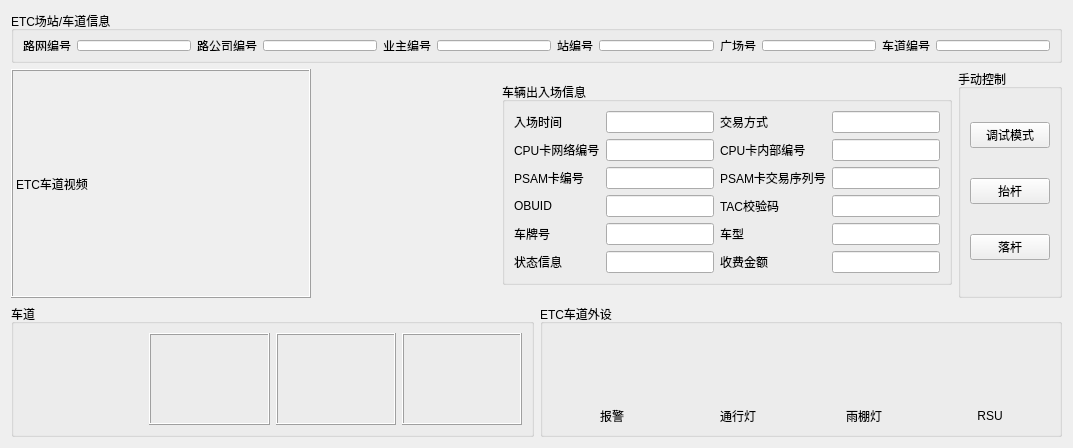
First picture: the form in kcht_complex_etc/ui/complexEtcChannelForm.ui, repository sqf-ice/ParkTerminalUnitDevelopManage, before the edit.
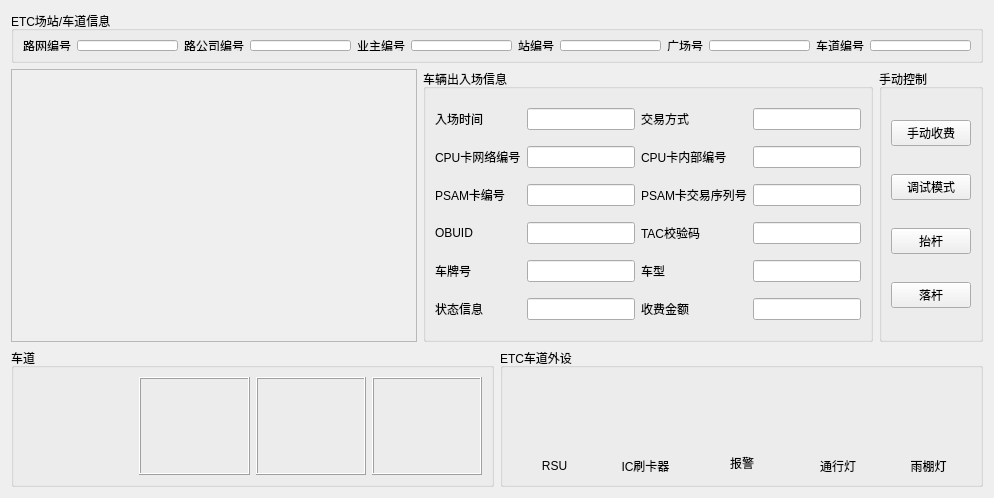
Second picture: the form after the edit. Icons and pictures are not drawn.

```diff
--- a/kcht_complex_etc/ui/complexEtcChannelForm.ui
+++ b/kcht_complex_etc/ui/complexEtcChannelForm.ui
@@ -6,8 +6,8 @@
    <rect>
     <x>0</x>
     <y>0</y>
-    <width>1073</width>
-    <height>448</height>
+    <width>994</width>
+    <height>498</height>
    </rect>
   </property>
   <property name="windowTitle">
@@ -116,53 +116,25 @@
    <item>
     <layout class="QHBoxLayout" name="horizontalLayout_3">
      <item>
-      <widget class="QLabel" name="videoLabel">
+      <widget class="QFrame" name="vedioFrame">
        <property name="sizePolicy">
         <sizepolicy hsizetype="Expanding" vsizetype="Expanding">
          <horstretch>0</horstretch>
          <verstretch>0</verstretch>
         </sizepolicy>
        </property>
-       <property name="minimumSize">
-        <size>
-         <width>300</width>
-         <height>200</height>
-        </size>
-       </property>
-       <property name="layoutDirection">
-        <enum>Qt::LeftToRight</enum>
-       </property>
-       <property name="autoFillBackground">
-        <bool>false</bool>
-       </property>
        <property name="frameShape">
-        <enum>QFrame::Box</enum>
+        <enum>QFrame::StyledPanel</enum>
        </property>
        <property name="frameShadow">
         <enum>QFrame::Raised</enum>
        </property>
-       <property name="text">
-        <string>ETC车道视频</string>
-       </property>
       </widget>
      </item>
-     <item>
-      <spacer name="horizontalSpacer">
-       <property name="orientation">
-        <enum>Qt::Horizontal</enum>
-       </property>
-       <property name="sizeHint" stdset="0">
-        <size>
-         <width>40</width>
-         <height>20</height>
-        </size>
-       </property>
-      </spacer>
-     </item>
      <item>
       <widget class="QGroupBox" name="infoGroup">
        <property name="sizePolicy">
-        <sizepolicy hsizetype="Preferred" vsizetype="Fixed">
+        <sizepolicy hsizetype="Preferred" vsizetype="Preferred">
          <horstretch>0</horstretch>
          <verstretch>0</verstretch>
         </sizepolicy>
@@ -363,6 +335,23 @@
         <string>手动控制</string>
        </property>
        <layout class="QVBoxLayout" name="verticalLayout_5">
+        <item>
+         <widget class="QPushButton" name="manualTollBtn">
+          <property name="text">
+           <string>手动收费</string>
+          </property>
+          <property name="icon">
+           <iconset resource="../../shhicparking/ui/uires/parkClient.qrc">
+            <normaloff>:/icons/turnOver.png</normaloff>:/icons/turnOver.png</iconset>
+          </property>
+          <property name="iconSize">
+           <size>
+            <width>32</width>
+            <height>32</height>
+           </size>
+          </property>
+         </widget>
+        </item>
         <item>
          <widget class="QPushButton" name="debugSwitchBtn">
           <property name="text">
@@ -375,7 +364,7 @@
           <property name="iconSize">
            <size>
             <width>32</width>
-            <height>20</height>
+            <height>32</height>
            </size>
           </property>
           <property name="checkable">
@@ -395,7 +384,7 @@
           <property name="iconSize">
            <size>
             <width>32</width>
-            <height>20</height>
+            <height>32</height>
            </size>
           </property>
          </widget>
@@ -412,7 +401,7 @@
           <property name="iconSize">
            <size>
             <width>32</width>
-            <height>20</height>
+            <height>32</height>
            </size>
           </property>
          </widget>
@@ -566,7 +555,12 @@
         <string>ETC车道外设</string>
        </property>
        <layout class="QGridLayout" name="gridLayout">
-        <item row="0" column="0">
+        <item row="0" column="2">
+         <layout class="QHBoxLayout" name="horizontalLayout_5">
+          <property name="spacing">
+           <number>0</number>
+          </property>
+          <item>
          <widget class="QLabel" name="alarmLabel">
           <property name="sizePolicy">
            <sizepolicy hsizetype="Fixed" vsizetype="Fixed">
@@ -600,8 +594,8 @@
           </property>
          </widget>
         </item>
-        <item row="0" column="1">
-         <widget class="QLabel" name="passLabel">
+          <item>
+           <widget class="QLabel" name="alarmingLabel">
           <property name="sizePolicy">
            <sizepolicy hsizetype="Fixed" vsizetype="Fixed">
             <horstretch>0</horstretch>
@@ -610,8 +604,8 @@
           </property>
           <property name="minimumSize">
            <size>
-            <width>64</width>
-            <height>64</height>
+              <width>48</width>
+              <height>48</height>
            </size>
           </property>
           <property name="maximumSize">
@@ -620,6 +614,9 @@
             <height>120</height>
            </size>
           </property>
+            <property name="frameShape">
+             <enum>QFrame::NoFrame</enum>
+            </property>
           <property name="text">
            <string/>
           </property>
@@ -631,7 +628,9 @@
           </property>
          </widget>
         </item>
-        <item row="0" column="2">
+         </layout>
+        </item>
+        <item row="0" column="4" rowspan="2">
          <widget class="QLabel" name="etcLabel">
           <property name="sizePolicy">
            <sizepolicy hsizetype="Fixed" vsizetype="Fixed">
@@ -662,70 +661,7 @@
           </property>
          </widget>
         </item>
-        <item row="0" column="3">
-         <widget class="QLabel" name="rsuLabel">
-          <property name="sizePolicy">
-           <sizepolicy hsizetype="Fixed" vsizetype="Fixed">
-            <horstretch>0</horstretch>
-            <verstretch>0</verstretch>
-           </sizepolicy>
-          </property>
-          <property name="minimumSize">
-           <size>
-            <width>80</width>
-            <height>68</height>
-           </size>
-          </property>
-          <property name="maximumSize">
-           <size>
-            <width>120</width>
-            <height>120</height>
-           </size>
-          </property>
-          <property name="text">
-           <string/>
-          </property>
-          <property name="pixmap">
-           <pixmap resource="kcht_clpx_etc_res.qrc">:/etc/rsu.png</pixmap>
-          </property>
-          <property name="scaledContents">
-           <bool>true</bool>
-          </property>
-         </widget>
-        </item>
-        <item row="1" column="0">
-         <widget class="QLabel" name="label_3">
-          <property name="text">
-           <string>报警</string>
-          </property>
-          <property name="alignment">
-           <set>Qt::AlignCenter</set>
-          </property>
-          <property name="indent">
-           <number>-1</number>
-          </property>
-          <property name="openExternalLinks">
-           <bool>false</bool>
-          </property>
-         </widget>
-        </item>
-        <item row="1" column="1">
-         <widget class="QLabel" name="label_4">
-          <property name="text">
-           <string>通行灯</string>
-          </property>
-          <property name="alignment">
-           <set>Qt::AlignCenter</set>
-          </property>
-          <property name="indent">
-           <number>-1</number>
-          </property>
-          <property name="openExternalLinks">
-           <bool>false</bool>
-          </property>
-         </widget>
-        </item>
-        <item row="1" column="2">
+        <item row="2" column="4">
          <widget class="QLabel" name="label_5">
           <property name="text">
            <string>雨棚灯</string>
@@ -741,7 +677,54 @@
           </property>
          </widget>
         </item>
-        <item row="1" column="3">
+        <item row="0" column="3" rowspan="2">
+         <widget class="QLabel" name="passLabel">
+          <property name="sizePolicy">
+           <sizepolicy hsizetype="Fixed" vsizetype="Fixed">
+            <horstretch>0</horstretch>
+            <verstretch>0</verstretch>
+           </sizepolicy>
+          </property>
+          <property name="minimumSize">
+           <size>
+            <width>64</width>
+            <height>64</height>
+           </size>
+          </property>
+          <property name="maximumSize">
+           <size>
+            <width>120</width>
+            <height>120</height>
+           </size>
+          </property>
+          <property name="text">
+           <string/>
+          </property>
+          <property name="pixmap">
+           <pixmap resource="kcht_clpx_etc_res.qrc">:/etc/greenarrow.png</pixmap>
+          </property>
+          <property name="scaledContents">
+           <bool>true</bool>
+          </property>
+         </widget>
+        </item>
+        <item row="1" column="2" rowspan="2">
+         <widget class="QLabel" name="label_3">
+          <property name="text">
+           <string>报警</string>
+          </property>
+          <property name="alignment">
+           <set>Qt::AlignCenter</set>
+          </property>
+          <property name="indent">
+           <number>-1</number>
+          </property>
+          <property name="openExternalLinks">
+           <bool>false</bool>
+          </property>
+         </widget>
+        </item>
+        <item row="2" column="0">
          <widget class="QLabel" name="label_6">
           <property name="text">
            <string>RSU</string>
@@ -757,6 +740,100 @@
           </property>
          </widget>
         </item>
+        <item row="0" column="0">
+         <widget class="QLabel" name="rsuLabel">
+          <property name="sizePolicy">
+           <sizepolicy hsizetype="Fixed" vsizetype="Fixed">
+            <horstretch>0</horstretch>
+            <verstretch>0</verstretch>
+           </sizepolicy>
+          </property>
+          <property name="minimumSize">
+           <size>
+            <width>80</width>
+            <height>68</height>
+           </size>
+          </property>
+          <property name="maximumSize">
+           <size>
+            <width>120</width>
+            <height>120</height>
+           </size>
+          </property>
+          <property name="text">
+           <string/>
+          </property>
+          <property name="pixmap">
+           <pixmap resource="kcht_clpx_etc_res.qrc">:/etc/rsu.png</pixmap>
+          </property>
+          <property name="scaledContents">
+           <bool>true</bool>
+          </property>
+         </widget>
+        </item>
+        <item row="2" column="3">
+         <widget class="QLabel" name="label_4">
+          <property name="text">
+           <string>通行灯</string>
+          </property>
+          <property name="alignment">
+           <set>Qt::AlignCenter</set>
+          </property>
+          <property name="indent">
+           <number>-1</number>
+          </property>
+          <property name="openExternalLinks">
+           <bool>false</bool>
+          </property>
+         </widget>
+        </item>
+        <item row="0" column="1">
+         <widget class="QLabel" name="icLabel">
+          <property name="sizePolicy">
+           <sizepolicy hsizetype="Fixed" vsizetype="Fixed">
+            <horstretch>0</horstretch>
+            <verstretch>0</verstretch>
+           </sizepolicy>
+          </property>
+          <property name="minimumSize">
+           <size>
+            <width>80</width>
+            <height>68</height>
+           </size>
+          </property>
+          <property name="maximumSize">
+           <size>
+            <width>120</width>
+            <height>120</height>
+           </size>
+          </property>
+          <property name="text">
+           <string/>
+          </property>
+          <property name="pixmap">
+           <pixmap resource="kcht_clpx_etc_res.qrc">:/etc/ic.png</pixmap>
+          </property>
+          <property name="scaledContents">
+           <bool>true</bool>
+          </property>
+         </widget>
+        </item>
+        <item row="2" column="1">
+         <widget class="QLabel" name="icTitleLabel">
+          <property name="text">
+           <string>IC刷卡器</string>
+          </property>
+          <property name="alignment">
+           <set>Qt::AlignCenter</set>
+          </property>
+          <property name="indent">
+           <number>-1</number>
+          </property>
+          <property name="openExternalLinks">
+           <bool>false</bool>
+          </property>
+         </widget>
+        </item>
        </layout>
       </widget>
      </item>
```
Left out of the diff: 3 changed lines with no effect on the pictures. Lines whose indentation alone changed are shown as unchanged.
